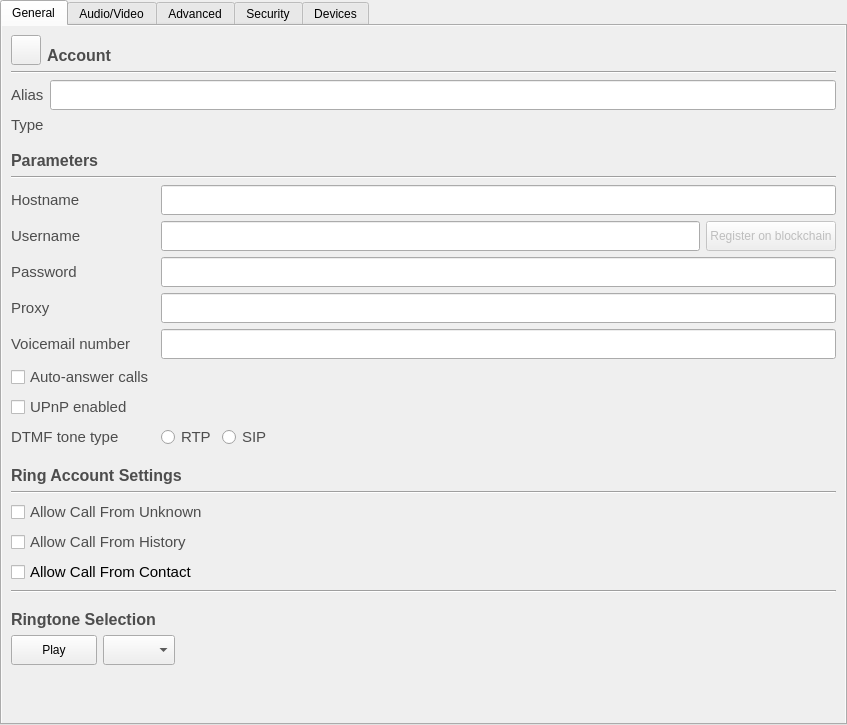
savoirfairelinux/jami-client-windows, file accountdetails.ui: the form before one commit.
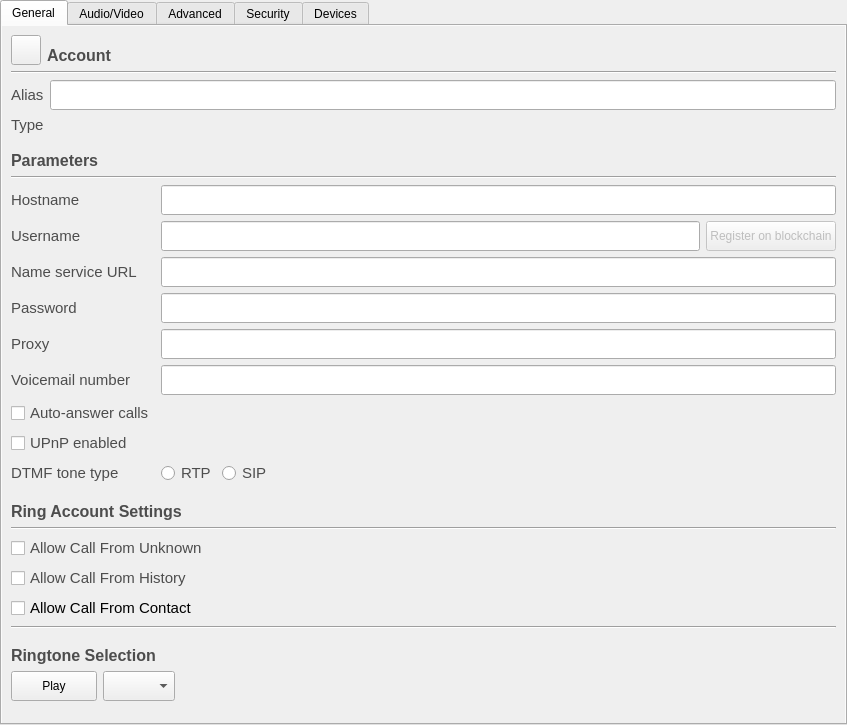
The form after the commit. Icons and pictures are not drawn. Custom widgets are drawn as their Qt base class.

Commit message:
Name service URL can now be edited
The user is now able to change its name server by
changing its URL in settings tab.

Diff of the .ui file:
```diff
--- a/accountdetails.ui
+++ b/accountdetails.ui
@@ -389,7 +389,7 @@
                  </item>
                 </layout>
                </item>
-               <item row="2" column="0">
+               <item row="3" column="0">
                 <widget class="QLabel" name="passwordLabel">
                  <property name="sizePolicy">
                   <sizepolicy hsizetype="MinimumExpanding" vsizetype="Preferred">
@@ -413,7 +413,7 @@
                  </property>
                 </widget>
                </item>
-               <item row="2" column="1">
+               <item row="3" column="1">
                 <widget class="QLineEdit" name="lrcfg_password">
                  <property name="sizePolicy">
                   <sizepolicy hsizetype="MinimumExpanding" vsizetype="Fixed">
@@ -432,7 +432,7 @@
                  </property>
                 </widget>
                </item>
-               <item row="3" column="0">
+               <item row="4" column="0">
                 <widget class="QLabel" name="proxyLabel">
                  <property name="sizePolicy">
                   <sizepolicy hsizetype="MinimumExpanding" vsizetype="Preferred">
@@ -456,7 +456,7 @@
                  </property>
                 </widget>
                </item>
-               <item row="3" column="1">
+               <item row="4" column="1">
                 <widget class="QLineEdit" name="lrcfg_proxy">
                  <property name="sizePolicy">
                   <sizepolicy hsizetype="MinimumExpanding" vsizetype="Fixed">
@@ -472,7 +472,7 @@
                  </property>
                 </widget>
                </item>
-               <item row="4" column="0">
+               <item row="5" column="0">
                 <widget class="QLabel" name="voicemailLabel">
                  <property name="sizePolicy">
                   <sizepolicy hsizetype="MinimumExpanding" vsizetype="Preferred">
@@ -496,7 +496,7 @@
                  </property>
                 </widget>
                </item>
-               <item row="4" column="1">
+               <item row="5" column="1">
                 <widget class="QLineEdit" name="lrcfg_mailbox">
                  <property name="sizePolicy">
                   <sizepolicy hsizetype="MinimumExpanding" vsizetype="Fixed">
@@ -512,7 +512,7 @@
                  </property>
                 </widget>
                </item>
-               <item row="5" column="0">
+               <item row="6" column="0">
                 <widget class="QCheckBox" name="lrcfg_autoAnswer">
                  <property name="font">
                   <font>
@@ -527,7 +527,7 @@
                  </property>
                 </widget>
                </item>
-               <item row="6" column="0">
+               <item row="7" column="0">
                 <widget class="QCheckBox" name="lrcfg_upnpEnabled">
                  <property name="enabled">
                   <bool>true</bool>
@@ -545,7 +545,7 @@
                  </property>
                 </widget>
                </item>
-               <item row="7" column="0">
+               <item row="8" column="0">
                 <widget class="QLabel" name="label">
                  <property name="font">
                   <font>
@@ -560,7 +560,7 @@
                  </property>
                 </widget>
                </item>
-               <item row="7" column="1">
+               <item row="8" column="1">
                 <layout class="QHBoxLayout" name="horizontalLayout_2">
                  <item>
                   <widget class="QRadioButton" name="rtpRadio">
@@ -616,6 +616,40 @@
                  </item>
                 </layout>
                </item>
+               <item row="2" column="1">
+                <widget class="QLineEdit" name="lrcfg_nameServiceURL">
+                 <property name="sizePolicy">
+                  <sizepolicy hsizetype="MinimumExpanding" vsizetype="Fixed">
+                   <horstretch>0</horstretch>
+                   <verstretch>0</verstretch>
+                  </sizepolicy>
+                 </property>
+                 <property name="minimumSize">
+                  <size>
+                   <width>0</width>
+                   <height>30</height>
+                  </size>
+                 </property>
+                </widget>
+               </item>
+               <item row="2" column="0">
+                <widget class="QLabel" name="nameServiceURLLabel">
+                 <property name="font">
+                  <font>
+                   <pointsize>11</pointsize>
+                  </font>
+                 </property>
+                 <property name="styleSheet">
+                  <string notr="true">color: rgb(77, 77, 77);</string>
+                 </property>
+                 <property name="text">
+                  <string>Name service URL</string>
+                 </property>
+                 <property name="buddy">
+                  <cstring>lrcfg_nameServiceURL</cstring>
+                 </property>
+                </widget>
+               </item>
               </layout>
              </item>
              <item>
```
The commit also changes 2 other files.
